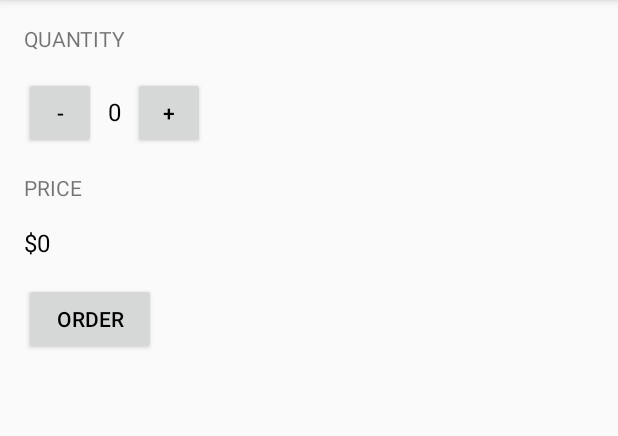
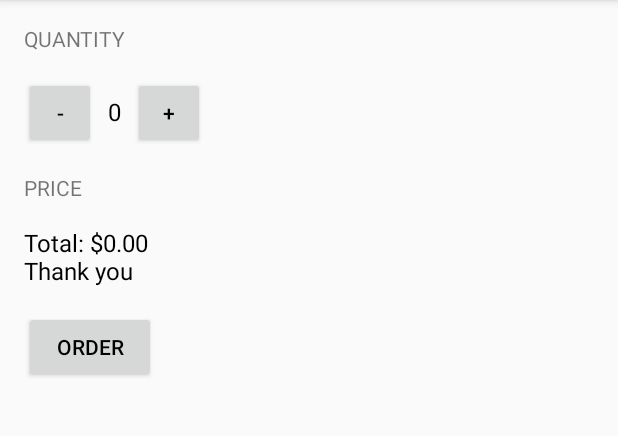
Before and after one commit to rubenjromo/JustKotlin_Android_APP, an Android app: the screen it shows after launch (MainActivity), after a tap on "ORDER", on a phone screen of 412 x 824 dp, the part 84-520 px from its top. Run offline under Robolectric (Android 15) with nearby library versions, the phone set to English and light mode, and no system bars; our stand-ins replace AdMob.

Commit message:
Admob added

```diff
--- a/app/build.gradle
+++ b/app/build.gradle
@@ -31,6 +31,9 @@ dependencies {
     androidTestImplementation 'com.android.support.test:runner:1.0.2'
     androidTestImplementation 'com.android.support.test.espresso:espresso-core:3.0.2'
 
+    implementation 'com.google.android.gms:play-services-ads:17.1.1'
+
+
 
 
 }
--- a/app/src/main/AndroidManifest.xml
+++ b/app/src/main/AndroidManifest.xml
@@ -1,6 +1,7 @@
 <?xml version="1.0" encoding="utf-8"?>
 <manifest xmlns:android="http://schemas.android.com/apk/res/android"
     package="com.firstapp.rjromo.justkotlin">
+    <uses-permission android:name="android.permission.INTERNET"></uses-permission>
 
     <application
         android:allowBackup="true"
@@ -16,6 +17,10 @@
                 <category android:name="android.intent.category.LAUNCHER" />
             </intent-filter>
         </activity>
+        <meta-data
+                android:name="com.google.android.gms.ads.APPLICATION_ID"
+                android:value="ca-app-pub-4597919722020460~5704079985"/>
+
     </application>
 
 </manifest>
--- a/app/src/main/java/com/firstapp/rjromo/justkotlin/MainActivity.kt
+++ b/app/src/main/java/com/firstapp/rjromo/justkotlin/MainActivity.kt
@@ -6,8 +6,10 @@ import android.os.Bundle
 import android.support.v7.app.AppCompatActivity
 import android.view.View
 import android.widget.TextView
+import com.google.android.gms.ads.AdRequest
+import com.google.android.gms.ads.AdView
+import com.google.android.gms.ads.MobileAds
 import java.text.NumberFormat
-
 
 
 /**
@@ -19,28 +21,40 @@ class MainActivity : AppCompatActivity() {
         super.onCreate(savedInstanceState)
         setContentView(R.layout.activity_main)
 
+        lateinit var mAdView : AdView
+
+
+        MobileAds.initialize(this, "ca-app-pub-4597919722020460~5704079985")
+
+        mAdView = findViewById(R.id.adView)
+        val adRequest = AdRequest.Builder().build()
+        mAdView.loadAd(adRequest)
+
+
+
 
     }
+
     var quantity: Int = 0
 
     fun increment(view: View) {
         quantity++
         display(quantity)
-        displayPrice( quantity * 5)
+        displayPrice(quantity * 5)
     }
 
     fun decrement(view: View) {
         quantity--
         display(quantity)
-        displayPrice( quantity * 5)
+        displayPrice(quantity * 5)
     }
 
     /**
      * This method is called when the order button is clicked.
      */
     fun submitOrder(view: View) {
-        var price:Int = quantity * 5
-        val message:String = "Total: ${price} \nThank you"
+        var price: Int = quantity * 5
+        val message: String = "Total: ${NumberFormat.getCurrencyInstance().format(price)} \nThank you"
         displayMessage(message)
     }
 
@@ -60,14 +74,14 @@ class MainActivity : AppCompatActivity() {
         val priceTextView = findViewById<View>(R.id.price_text_view) as TextView
         priceTextView.text = NumberFormat.getCurrencyInstance().format(number)
     }
+
     /**
      * This method displays a message on the screen.
      */
-    private fun displayMessage(message: String){
-        val priceTextView = findViewById<> (R.id.price_text_view) as TextView
+    private fun displayMessage(message: String) {
+        val priceTextView = findViewById<View>(R.id.price_text_view) as TextView
         priceTextView.text = message
     }
 
 
-
 }
--- a/app/src/main/res/layout/activity_main.xml
+++ b/app/src/main/res/layout/activity_main.xml
@@ -82,6 +82,18 @@
             android:layout_marginBottom="16dp"
     />
 
+    <com.google.android.gms.ads.AdView
+            xmlns:ads="http://schemas.android.com/apk/res-auto"
+            android:id="@+id/adView"
+            android:layout_width="match_parent"
+            android:layout_height="wrap_content"
+            android:layout_centerHorizontal="true"
+            android:layout_alignParentBottom="true"
+            ads:adSize="BANNER"
+            ads:adUnitId="ca-app-pub-4597919722020460/4204716933">
+    </com.google.android.gms.ads.AdView>
+
+
 
 
 </LinearLayout>
```
